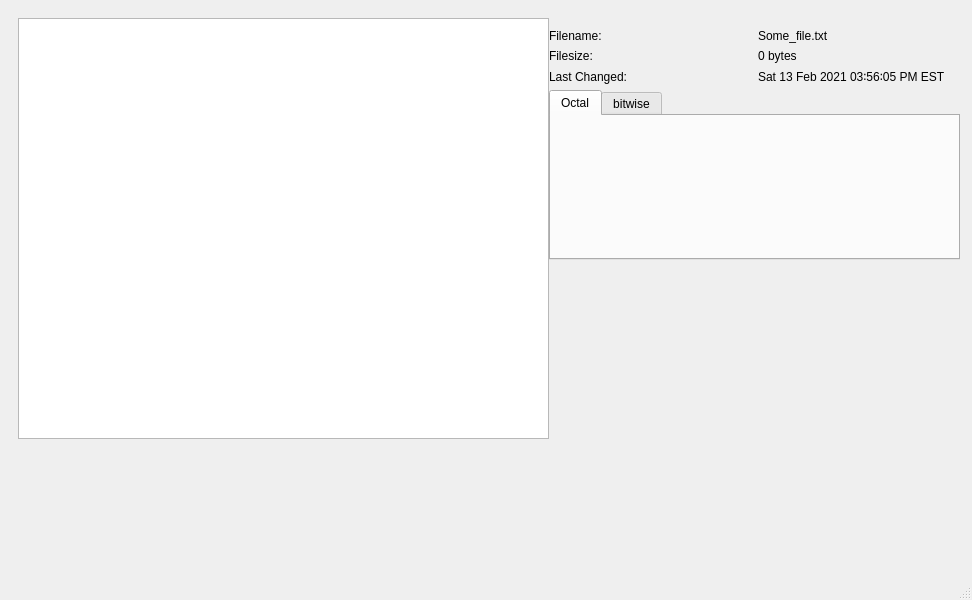
Qt form src/main/python/ui/mainwindow.ui (meramsey/perfm) before a commit.
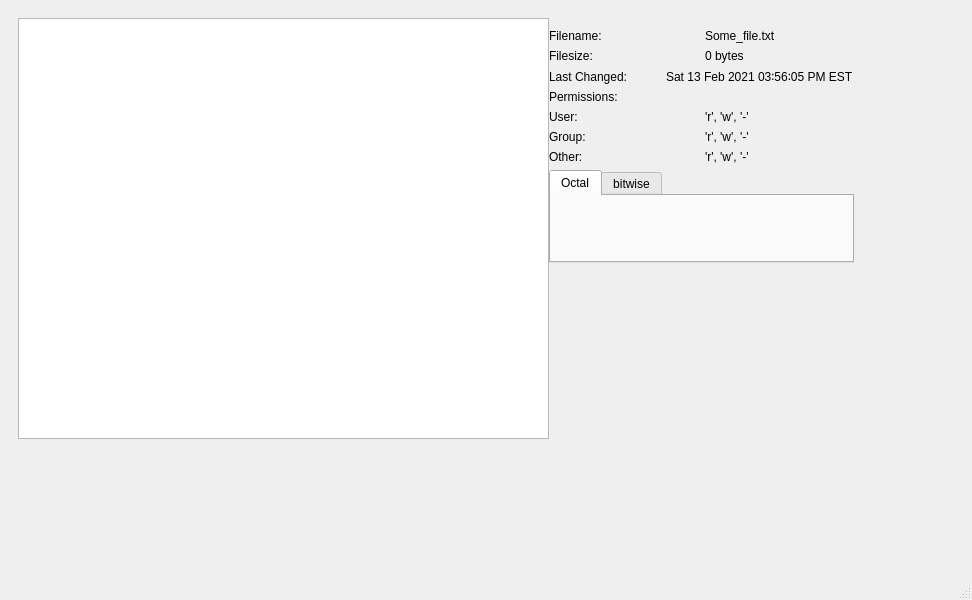
The same form after that commit.

Commit message: Setup permissions labels and fields

```diff
--- a/src/main/python/ui/mainwindow.ui
+++ b/src/main/python/ui/mainwindow.ui
@@ -32,8 +32,8 @@
         <rect>
          <x>540</x>
          <y>20</y>
-         <width>411</width>
-         <height>231</height>
+         <width>305</width>
+         <height>234</height>
         </rect>
        </property>
        <layout class="QVBoxLayout" name="verticalLayout_2">
@@ -91,6 +91,67 @@
           </item>
          </layout>
         </item>
+        <item>
+         <widget class="QLabel" name="permissions_label">
+          <property name="text">
+           <string>Permissions:</string>
+          </property>
+         </widget>
+        </item>
+        <item>
+         <layout class="QHBoxLayout" name="horizontalLayout_4">
+          <item>
+           <widget class="QLabel" name="permissions_label_user">
+            <property name="text">
+             <string>User:</string>
+            </property>
+           </widget>
+          </item>
+          <item>
+           <widget class="QLabel" name="permissions_info_user">
+            <property name="text">
+             <string>'r', 'w', '-'</string>
+            </property>
+           </widget>
+          </item>
+         </layout>
+        </item>
+        <item>
+         <layout class="QHBoxLayout" name="horizontalLayout_5">
+          <item>
+           <widget class="QLabel" name="permissions_label_group">
+            <property name="text">
+             <string>Group:</string>
+            </property>
+           </widget>
+          </item>
+          <item>
+           <widget class="QLabel" name="permissions_info_group">
+            <property name="text">
+             <string>'r', 'w', '-'</string>
+            </property>
+           </widget>
+          </item>
+         </layout>
+        </item>
+        <item>
+         <layout class="QHBoxLayout" name="horizontalLayout_6">
+          <item>
+           <widget class="QLabel" name="permissions_label_other">
+            <property name="text">
+             <string>Other:</string>
+            </property>
+           </widget>
+          </item>
+          <item>
+           <widget class="QLabel" name="permissions_info_other">
+            <property name="text">
+             <string>'r', 'w', '-'</string>
+            </property>
+           </widget>
+          </item>
+         </layout>
+        </item>
         <item>
          <widget class="QTabWidget" name="tabWidget">
           <property name="currentIndex">
```
The commit also changes 1 other file.
